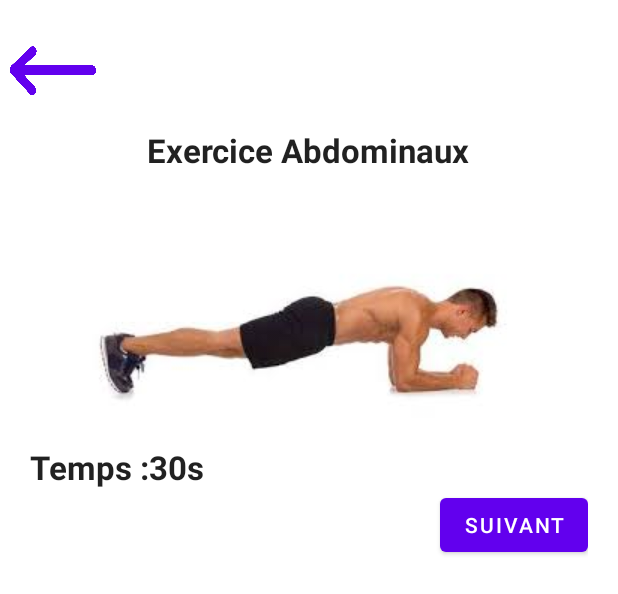
After one commit to Stevehunn/OuiFit, an Android app: the layout exercice1_abdos.xml on its own in the app's theme, with its tools: preview values and no code run, on a phone screen of 412 x 824 dp. The commit adds this screen. Shown: the top 594 px of the screen. Run offline under Robolectric (Android 15) with nearby library versions, the phone set to English and light mode, and no system bars.

Commit message:
Ajout layout exercice1_abdos.xml

```diff
--- /dev/null
+++ b/app/src/main/res/layout/exercice1_abdos.xml
@@ -0,0 +1,53 @@
+<?xml version="1.0" encoding="utf-8"?>
+<LinearLayout
+    xmlns:android="http://schemas.android.com/apk/res/android"
+    xmlns:app="http://schemas.android.com/apk/res-auto"
+    xmlns:tools="http://schemas.android.com/tools"
+    android:layout_width="match_parent"
+    android:layout_height="match_parent"
+    android:orientation="vertical">
+
+            <Button
+                android:id="@+id/btRetourAbdo"
+                style="@style/btRetour"
+                android:background="@drawable/image_retour" />
+
+            <TextView
+                style="@style/titreMenu"
+                android:text="@string/exo1Abdo" />
+
+                <LinearLayout
+                    android:layout_width="match_parent"
+                    android:layout_height="match_parent"
+                    android:layout_gravity="center"
+                    android:layout_margin="20dp"
+                    android:orientation="vertical">
+
+                    <ImageView
+                        android:id="@+id/imageView"
+                        android:layout_width="match_parent"
+                        android:layout_height="wrap_content"
+                        app:srcCompat="@drawable/image_abdo1" />
+
+                    <LinearLayout
+                        android:layout_width="match_parent"
+                        android:layout_height="wrap_content"
+                        android:orientation="horizontal">
+
+                        <TextView
+                            style="@style/temps"
+                            android:text="@string/temps" />
+
+                        <TextView
+                            style="@style/temps"
+                            android:text="@string/temps1" />
+
+                    </LinearLayout>
+
+                    <Button
+                        android:id="@+id/btVersExo2Abdo"
+                        style="@style/btSuivant"
+                        android:text="@string/suivant" />
+
+                </LinearLayout>
+</LinearLayout>
--- a/app/src/main/res/layout/menu_exercices.xml
+++ b/app/src/main/res/layout/menu_exercices.xml
@@ -36,19 +36,19 @@
                     android:id="@+id/btexo1"
                     style="@style/btExercice"
                     android:background="@drawable/image_abdos"
-                    android:text="@string/exo1" />
+                    android:text="@string/exo1Abdo" />
 
                 <Button
                     android:id="@+id/btexo2"
                     style="@style/btExercice"
                     android:background="@drawable/image_bras"
-                    android:text="@string/exo2" />
+                    android:text="@string/exo2Bras" />
 
                 <Button
                     android:id="@+id/btexo3"
                     style="@style/btExercice"
                     android:background="@drawable/image_dos"
-                    android:text="@string/exo3" />
+                    android:text="@string/exo3Dos" />
 
                 <LinearLayout
                     android:layout_width="match_parent"
--- a/app/src/main/res/values/style.xml
+++ b/app/src/main/res/values/style.xml
@@ -15,6 +15,20 @@
         <item name="android:layout_width">wrap_content</item>
         <item name="android:layout_height">wrap_content</item>
         <item name="android:layout_gravity">center</item>
+        <item name="android:textAppearance">@style/TextAppearance.AppCompat.Large</item>
+    </style>
+
+    <style name="image">
+
+
+
+
+    </style>
+
+    <style name="temps">
+        <item name="android:textStyle">bold</item>
+        <item name="android:layout_width">wrap_content</item>
+        <item name="android:layout_height">wrap_content</item>
         <item name="android:textAppearance">@style/TextAppearance.AppCompat.Large</item>
     </style>
 
@@ -53,10 +67,10 @@
     <style name="btSuivant">
         <item name="android:layout_width">wrap_content</item>
         <item name="android:layout_height">wrap_content</item>
-        <item name="android:layout_marginRight">20dp</item>
-        <item name="android:layout_marginLeft">10dp</item>
-        <item name="android:layout_marginBottom">20dp</item>
-        <item name="android:layout_weight">2</item>
+        <item name="android:layout_gravity">right</item>
+        <!-- <item name="android:layout_weight">2</item> -->
+
+
     </style>
 
 
```
Also changed, not shown: app/src/main/res/layout/exercice_abdos.xml (deleted, +0 -45 lines), app/src/main/res/values/strings.xml (+12 -3 lines), app/src/main/res/drawable-v24/image_abdo1.png (added), app/src/main/res/drawable-v24/image_abdo2.png (added), app/src/main/res/drawable-v24/image_abdo3.png (added).
